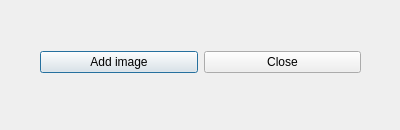
First picture: the form in addImage.ui, repository Rektosauros/RVAU, before the edit.
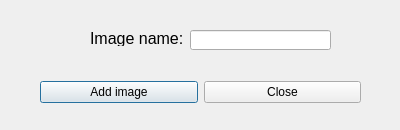
Second picture: the form after the edit.

Commit message: user can now name the images he adds to an interest point

```diff
--- a/addImage.ui
+++ b/addImage.ui
@@ -13,11 +13,11 @@
   <property name="windowTitle">
    <string>Dialog</string>
   </property>
-  <widget class="QWidget" name="">
+  <widget class="QWidget" name="layoutWidget">
    <property name="geometry">
     <rect>
      <x>40</x>
-     <y>50</y>
+     <y>80</y>
      <width>321</width>
      <height>25</height>
     </rect>
@@ -39,6 +39,34 @@
     </item>
    </layout>
   </widget>
+  <widget class="QLabel" name="imgNameLabel">
+   <property name="geometry">
+    <rect>
+     <x>90</x>
+     <y>30</y>
+     <width>101</width>
+     <height>16</height>
+    </rect>
+   </property>
+   <property name="font">
+    <font>
+     <pointsize>12</pointsize>
+    </font>
+   </property>
+   <property name="text">
+    <string>Image name:</string>
+   </property>
+  </widget>
+  <widget class="QLineEdit" name="imgNameLineEdit">
+   <property name="geometry">
+    <rect>
+     <x>190</x>
+     <y>30</y>
+     <width>141</width>
+     <height>20</height>
+    </rect>
+   </property>
+  </widget>
  </widget>
  <resources/>
  <connections/>
```
The commit also changes 3 other files.
